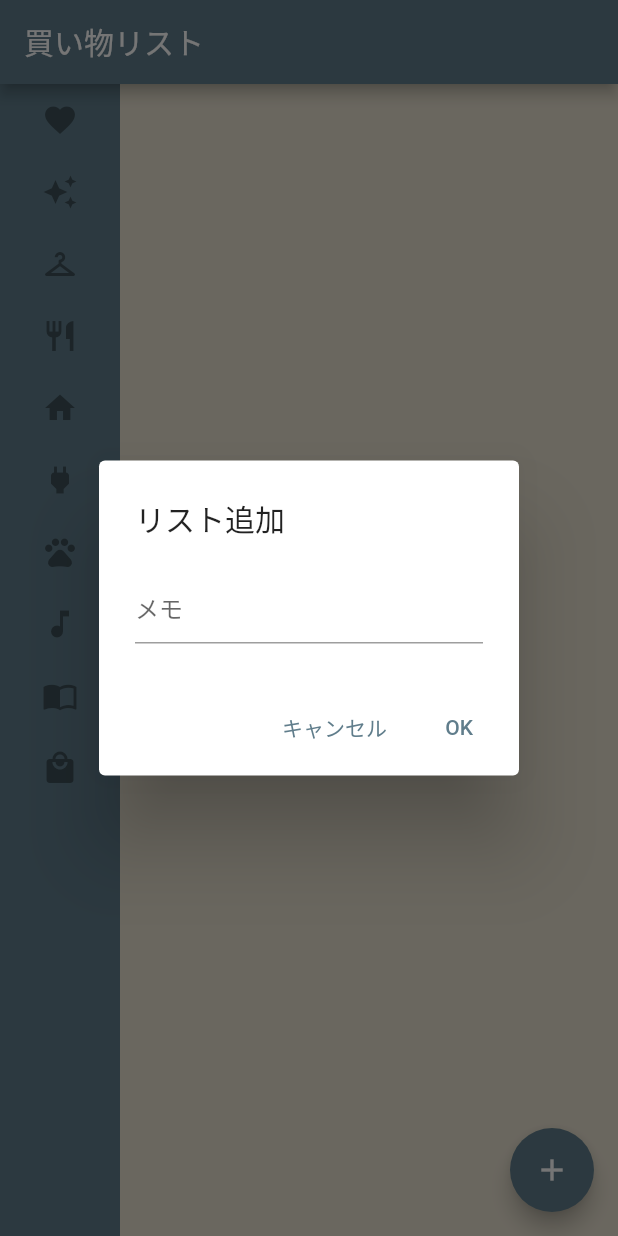
After one commit to K-0628/shopping_list, a Flutter app: the screen it shows after launch, after a tap on the "add" icon, on a phone screen of 412 x 824 dp. The commit adds this screen. Run offline on Flutter 3.47's test engine with Material 2 defaults, Android fonts, the phone set to English and light mode, and no system bars.

Commit message:
ファイル名を変更しました

```diff
--- /dev/null
+++ b/lib/add_item_dialog.dart
@@ -0,0 +1,46 @@
+import 'package:flutter/material.dart';
+
+class AddItemDialog extends StatelessWidget {
+  final Function(String) onAddItem;
+
+  const AddItemDialog({
+    Key? key,
+    required this.onAddItem,
+  }) : super(key: key);
+
+  @override
+  Widget build(BuildContext context) {
+    TextEditingController textController = TextEditingController();
+
+    return StatefulBuilder(builder: (BuildContext context, setState) {
+      return AlertDialog(
+        title: const Text('リスト追加'),
+        content: TextField(
+          controller: textController,
+          decoration: const InputDecoration(hintText: 'メモ'),
+        ),
+        actions: [
+          TextButton(
+            child: const Text('キャンセル'),
+            onPressed: () {
+              Navigator.pop(context);
+            },
+          ),
+          TextButton(
+            child: const Text('OK'),
+            onPressed: () {
+              setState(() {
+                String item = textController.text.trim();
+                if (item.isNotEmpty) {
+                  onAddItem(item);
+                }
+                textController.clear();
+                Navigator.pop(context);
+              });
+            },
+          ),
+        ],
+      );
+    });
+  }
+}
--- a/lib/categorymenu.dart
+++ b/lib/category_menu.dart
@@ -25,8 +25,9 @@ class CategoryMenu extends StatelessWidget {
               },
               icon: Icon(
                 iconItem.iconData,
-                color:
-                    iconItem == selectedIconItem ? Colors.white : Colors.grey,
+                color: iconItem == selectedIconItem
+                    ? Colors.white
+                    : Color.fromARGB(255, 61, 79, 88),
               ),
             ),
         ],
--- a/lib/main.dart
+++ b/lib/main.dart
@@ -1,7 +1,7 @@
 import 'package:flutter/material.dart';
-import 'categorymenu.dart';
-import 'shoppinglist.dart';
-import 'actionbutton.dart';
+import 'category_menu.dart';
+import 'shopping_list.dart';
+import 'add_item_dialog.dart';
 
 void main() {
   runApp(const MyApp());
@@ -54,7 +54,7 @@ class _MyHomePageState extends State<MyHomePage> {
     });
   }
 
-  void _addItem(String item) {
+  void _addItem(item) {
     setState(() {
       selectedIconItem!.itemList.add(item);
     });
@@ -85,8 +85,17 @@ class _MyHomePageState extends State<MyHomePage> {
           ),
         ],
       ),
-      floatingActionButton: ActionButton(
-        onAddItem: _addItem,
+      floatingActionButton: FloatingActionButton(
+        onPressed: () {
+          showDialog(
+              context: context,
+              builder: (context) {
+                return AddItemDialog(
+                  onAddItem: _addItem,
+                );
+              });
+        },
+        child: Icon(Icons.add),
       ),
     );
   }
```
Also changed, not shown: lib/actionbutton.dart (deleted, +0 -64 lines), lib/shopping_list.dart (renamed from lib/shoppinglist.dart).
